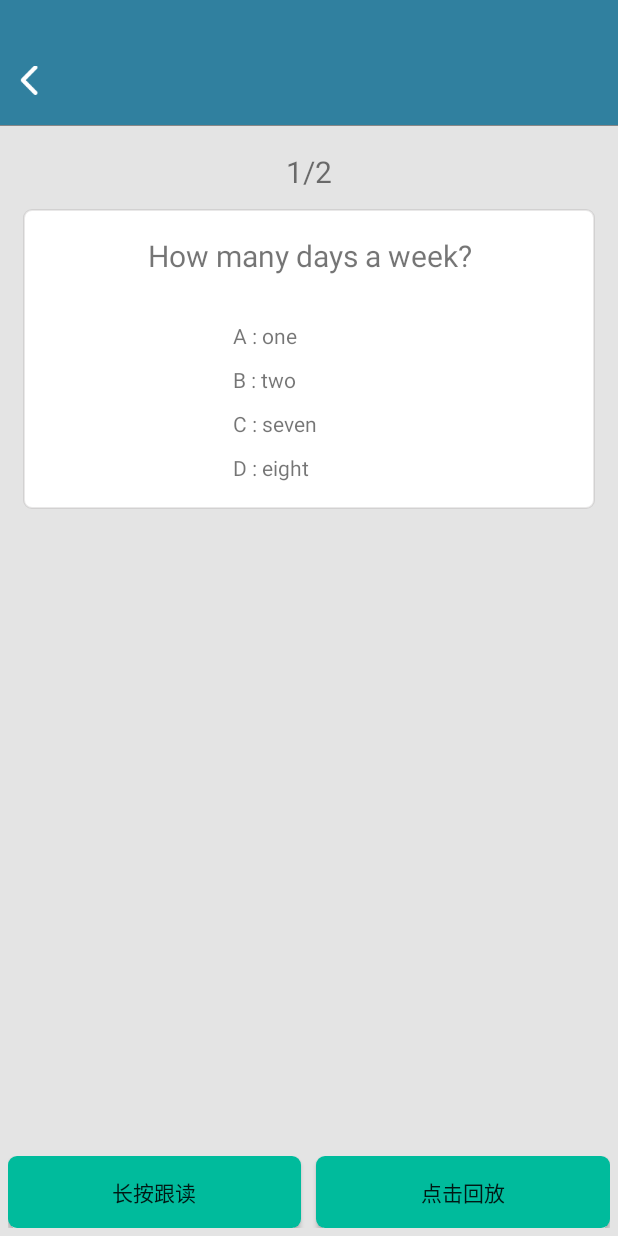
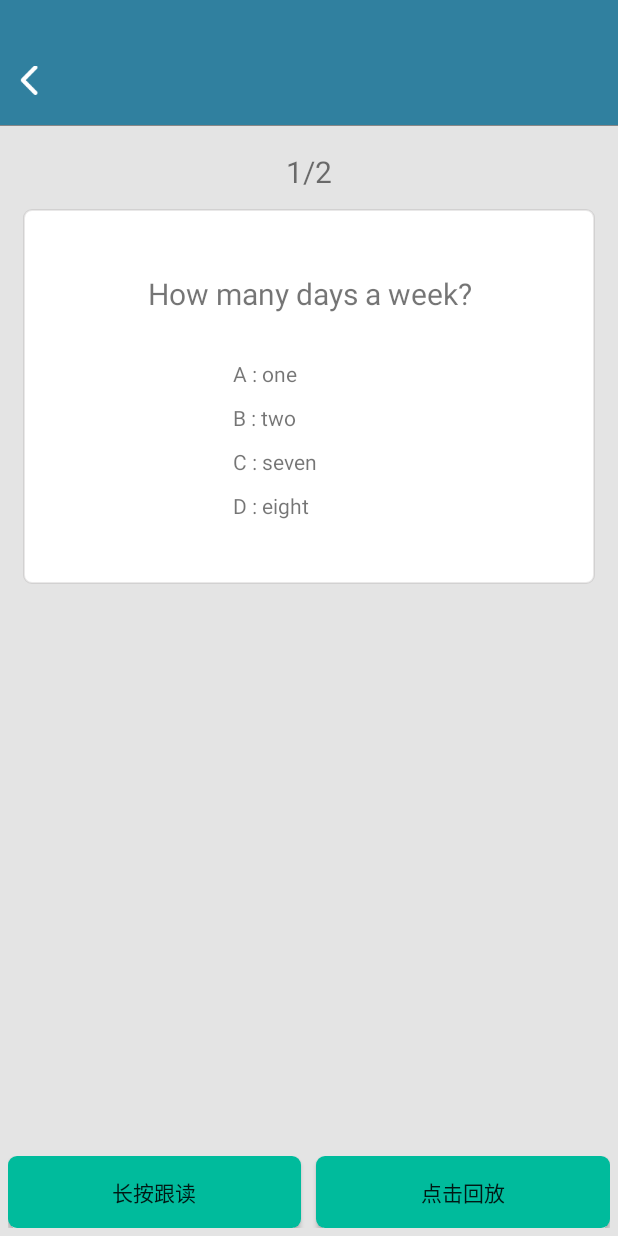
Before and after one commit to sunyuancun/SingSoundDemo, an Android app: the Choice_OnlineCloudActivity screen opened directly, with no data from a screen before it, on a phone screen of 412 x 824 dp. Run offline under Robolectric (Android 15) with nearby library versions, the phone set to English and light mode, and no system bars; 4 statements that could not run were skipped.

Commit message:
优化viewpager背景2

```diff
--- a/app/src/main/java/com/singsound/singsounddemo/activity/base/BaseCloudActivity.java
+++ b/app/src/main/java/com/singsound/singsounddemo/activity/base/BaseCloudActivity.java
@@ -4,17 +4,13 @@ import android.Manifest;
 import android.app.Activity;
 import android.app.ProgressDialog;
 import android.content.pm.PackageManager;
-import android.os.Build;
 import android.os.Bundle;
 import android.support.annotation.NonNull;
 import android.support.v4.app.ActivityCompat;
 import android.support.v4.content.ContextCompat;
 import android.util.Log;
-import android.view.Window;
-import android.view.WindowManager;
 import android.widget.Toast;
 
-import com.singsound.singsounddemo.NetWorkChangeReceiver;
 import com.singsound.singsounddemo.utils.NetWorkUtils;
 import com.singsound.singsounddemo.utils.StateColorUtils;
 import com.tt.SingEngine;
--- a/app/src/main/res/layout/item_choice_pager.xml
+++ b/app/src/main/res/layout/item_choice_pager.xml
@@ -15,12 +15,12 @@
 
     <LinearLayout
         android:layout_width="match_parent"
-        android:layout_height="200dp"
+        android:layout_height="250dp"
         android:layout_marginTop="10dp"
-        android:paddingBottom="10dp"
         android:background="@drawable/viewpager_item_background"
         android:gravity="center"
-        android:orientation="vertical">
+        android:orientation="vertical"
+        android:paddingBottom="10dp">
 
         <TextView
             android:id="@+id/title"
@@ -30,7 +30,6 @@
             android:gravity="center"
             android:text="title"
             android:textSize="20sp" />
-
 
         <LinearLayout
             android:layout_width="match_parent"
```
Also changed, not shown: app/src/main/AndroidManifest.xml (+0 -7 lines), app/src/main/java/com/singsound/singsounddemo/NetWorkChangeReceiver.java (deleted, +0 -23 lines).
